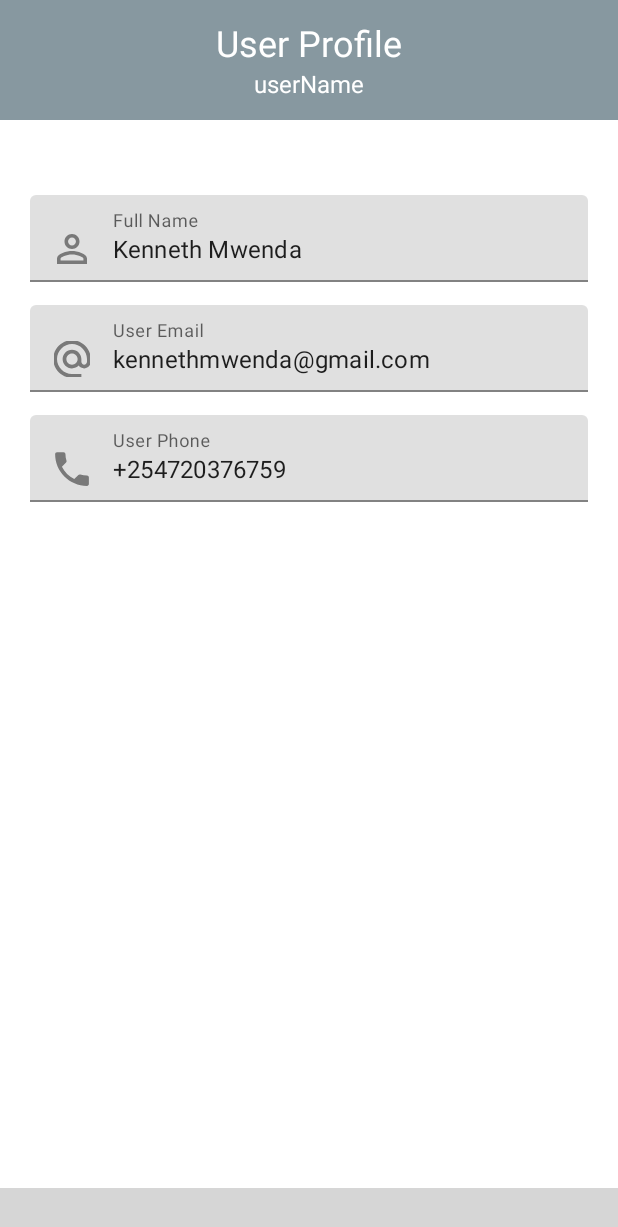
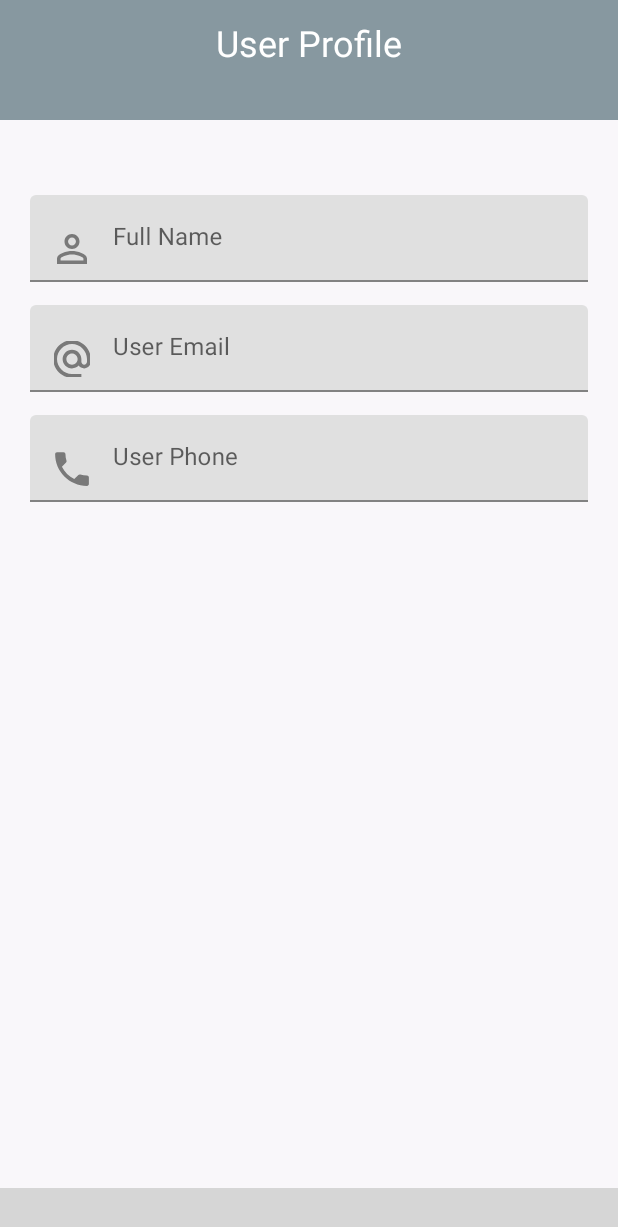
Before and after one commit to typos-r-us/LearnPopote, an Android app: the UserProfile screen opened directly, with no data from a screen before it, on a phone screen of 412 x 824 dp. Shown: the top 1227 px of the screen. Run offline under Robolectric (Android 15) with nearby library versions, the phone set to English and light mode, and no system bars; our stand-ins replace Firebase (no records; nobody signed in at launch, a user with empty details on screens opened directly); libraries missing offline, so code that uses them is left out: com.ismaeldivita.chipnavigation; plain views replace ChipNavigationBar; Roboto replaces fonts that are not available here; 7 statements that could not run were skipped; grey boxes are pictures that could not be loaded.

Commit message:
final commit; tuesday june 8th

```diff
--- a/app/src/main/java/com/kennethmwenda/learnpopote/activities/UserProfile.kt
+++ b/app/src/main/java/com/kennethmwenda/learnpopote/activities/UserProfile.kt
@@ -1,13 +1,22 @@
 package com.kennethmwenda.learnpopote.activities
 
+import android.content.Intent
 import android.os.Bundle
+import android.text.Editable
+import android.view.View
+import android.view.Window
+import android.view.WindowManager
+import android.widget.Toast
 import androidx.appcompat.app.AppCompatActivity
+import com.google.android.material.textfield.TextInputEditText
 import com.google.firebase.auth.FirebaseAuth
 import com.google.firebase.database.DataSnapshot
 import com.google.firebase.database.DatabaseError
 import com.google.firebase.database.FirebaseDatabase
 import com.google.firebase.database.ValueEventListener
+import com.ismaeldivita.chipnavigation.ChipNavigationBar
 import com.kennethmwenda.learnpopote.R
+import kotlinx.android.synthetic.main.activity_user_profile.*
 
 
 class UserProfile : AppCompatActivity() {
@@ -17,6 +26,11 @@ class UserProfile : AppCompatActivity() {
     var currentUserId = currentUser?.uid
 
     override fun onCreate(savedInstanceState: Bundle?) {
+        // before anything else, make fullscreen
+        hideSystemUI()
+        requestWindowFeature(Window.FEATURE_NO_TITLE)
+        window.setFlags(WindowManager.LayoutParams.FLAG_FULLSCREEN,WindowManager.LayoutParams.FLAG_FULLSCREEN)
+        //
         super.onCreate(savedInstanceState)
         setContentView(R.layout.activity_user_profile)
         // Get current user profile information
@@ -31,7 +45,13 @@ class UserProfile : AppCompatActivity() {
 
                     // Haya, sasa get the first name using regex and put in the userName tv
                     val fName = currentUserName.split("\\s".toRegex())[0]
-
+                    tv_spinnerIntro.text = fName
+                    val prName :TextInputEditText = findViewById(R.id.pr_name)
+                    val prEmail :TextInputEditText = findViewById(R.id.pr_email)
+                    val prPhone :TextInputEditText = findViewById(R.id.pr_phone)
+                    prName.text=currentUserName.toEditable()
+                    prEmail.text=currentUserEmail.toEditable()
+                    prPhone.text=currentUserPhone.toEditable()
                 }
                 override fun onCancelled(error: DatabaseError) {
                     // Do nothing: TODO("Not yet implemented")
@@ -39,8 +59,40 @@ class UserProfile : AppCompatActivity() {
             })
         }else{
             // do something if the user is null
+            Toast.makeText(this,"Current User in null",Toast.LENGTH_LONG).show()
         }
 
+        // Bottom Nav buttons
+        val bottomNav : ChipNavigationBar = findViewById(R.id.bottomChip)
+        bottomNav.setOnItemSelectedListener { item->
+            when(item){
+                R.id.mn_logout->{
+                    // go to login page, clear all activities, sign out user
+                    val intent = Intent(this, LoginActivity::class.java)
+                    startActivity(intent)
+                    finish()
+                    FirebaseAuth.getInstance().signOut()
+                }
+                R.id.mn_home->{
+                    // Go to user profile page
+                    val intent = Intent(this, DashboardActivity::class.java)
+                    startActivity(intent)
+                }
+            }
+            true
+        }
+    }
+    fun String.toEditable(): Editable =  Editable.Factory.getInstance().newEditable(this)
 
+    private fun hideSystemUI(){
+        window.decorView.systemUiVisibility = (
+                View.SYSTEM_UI_FLAG_LAYOUT_STABLE
+                        or View.SYSTEM_UI_FLAG_LAYOUT_HIDE_NAVIGATION
+                        or View.SYSTEM_UI_FLAG_LAYOUT_FULLSCREEN
+                        or View.SYSTEM_UI_FLAG_HIDE_NAVIGATION
+                        or View.SYSTEM_UI_FLAG_FULLSCREEN
+                        //or View.SYSTEM_UI_FLAG_LOW_PROFILE
+                        or View.SYSTEM_UI_FLAG_IMMERSIVE
+                )
     }
 }
--- a/app/src/main/res/layout/activity_dashboard.xml
+++ b/app/src/main/res/layout/activity_dashboard.xml
@@ -136,6 +136,8 @@
         android:layout_width="match_parent"
         android:layout_height="match_parent"
         android:orientation="vertical"
+        android:background="#F9F7FA"
+        android:backgroundTint="#F9F7FA"
         android:layout_above="@+id/bottomChip"
         android:layout_below="@id/cl_top"
         >
--- a/app/src/main/res/layout/activity_html_course.xml
+++ b/app/src/main/res/layout/activity_html_course.xml
@@ -107,6 +107,10 @@
                 android:id="@+id/tv_topicNotes"
                 android:layout_height="wrap_content"
                 android:layout_width="wrap_content"
+                android:background="#F9F7FA"
+                android:backgroundTint="#F9F7FA"
+                android:layout_marginStart="5dp"
+                android:layout_marginEnd="5dp"
                 android:text="@string/htmlCourseOutline"
                 />
         </ScrollView>
--- a/app/src/main/res/layout/activity_java_script_course.xml
+++ b/app/src/main/res/layout/activity_java_script_course.xml
@@ -106,6 +106,10 @@
                 android:id="@+id/tv_topicNotes"
                 android:layout_height="wrap_content"
                 android:layout_width="wrap_content"
+                android:background="#F9F7FA"
+                android:backgroundTint="#F9F7FA"
+                android:layout_marginStart="5dp"
+                android:layout_marginEnd="5dp"
                 android:text="@string/javaScriptCourseOutline"
                 />
         </ScrollView>
--- a/app/src/main/res/layout/activity_login.xml
+++ b/app/src/main/res/layout/activity_login.xml
@@ -39,6 +39,8 @@
             android:id="@+id/vp_ViewPager1"
             android:layout_width="match_parent"
             android:layout_height="0dp"
+            android:backgroundTint="#F9F7FA"
+            android:background="#F9F7FA"
             app:layout_constraintVertical_bias="0"
             app:layout_constraintHeight_percent=".85"
 
@@ -51,6 +53,8 @@
             android:id="@+id/tl_TabLayout1"
             android:layout_width="match_parent"
             android:layout_height="wrap_content"
+            android:backgroundTint="#F9F7FA"
+            android:background="#F9F7FA"
             app:layout_constraintVertical_bias="0"
 
             app:layout_constraintBottom_toBottomOf="parent"
--- a/app/src/main/res/layout/activity_user_profile.xml
+++ b/app/src/main/res/layout/activity_user_profile.xml
@@ -56,6 +56,8 @@
         android:layout_width="match_parent"
         android:layout_height="match_parent"
         android:layout_below="@id/cl_top"
+        android:background="#F9F7FA"
+        android:backgroundTint="#F9F7FA"
         android:padding="20dp"
         android:orientation="vertical">
 
@@ -67,8 +69,10 @@
             android:layout_marginBottom="15dp">
 
             <com.google.android.material.textfield.TextInputEditText
+                android:id="@+id/pr_name"
                 android:layout_width="match_parent"
                 android:layout_height="wrap_content"
+                android:editable="false"
                 android:drawableLeft="@drawable/ic_action_profile"
                 android:drawablePadding="15dp"
                 android:text="Kenneth Mwenda"/>
@@ -80,8 +84,10 @@
             android:layout_marginBottom="15dp">
 
             <com.google.android.material.textfield.TextInputEditText
+                android:id="@+id/pr_email"
                 android:layout_width="match_parent"
                 android:layout_height="wrap_content"
+                android:editable="false"
                 android:drawableLeft="@drawable/ic_action_email"
                 android:drawablePadding="15dp"
                 android:text="kennethmwenda@gmail.com"/>
@@ -93,8 +99,10 @@
             android:layout_marginBottom="15dp">
 
             <com.google.android.material.textfield.TextInputEditText
+                android:id="@+id/pr_phone"
                 android:layout_width="match_parent"
                 android:layout_height="wrap_content"
+                android:editable="false"
                 android:drawableLeft="@drawable/ic_action_phone"
                 android:drawablePadding="15dp"
                 android:text="+254720376759"/>
```
Also changed, not shown: app/src/main/java/com/kennethmwenda/learnpopote/activities/DashboardActivity.kt (+3 -4 lines).
